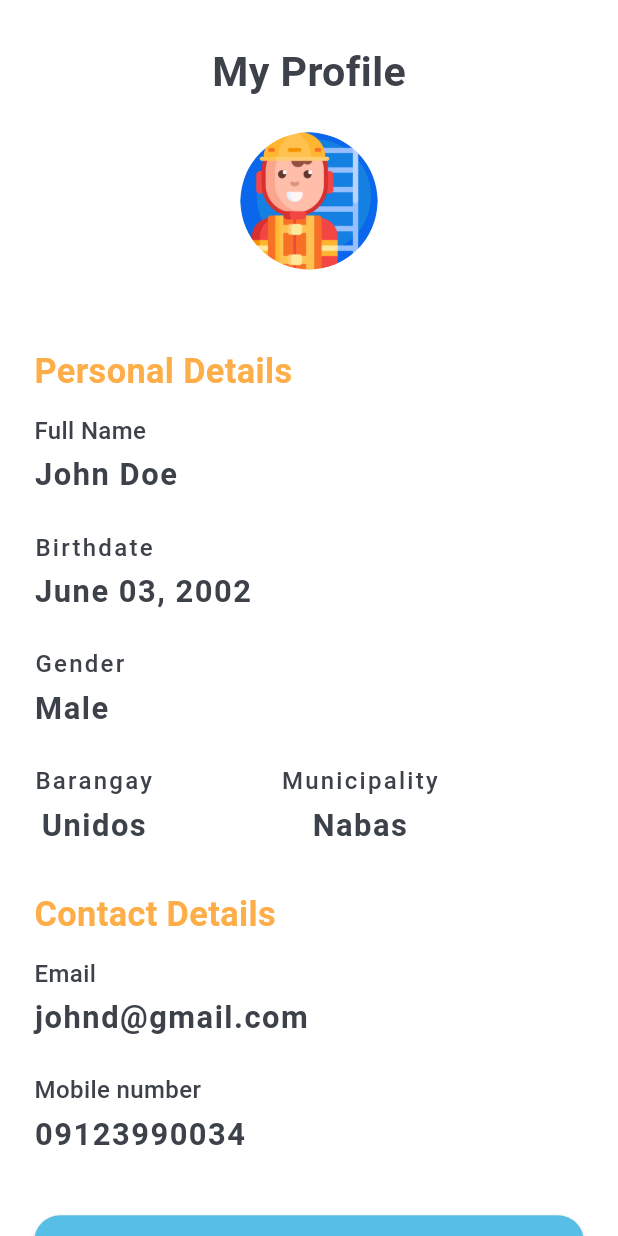
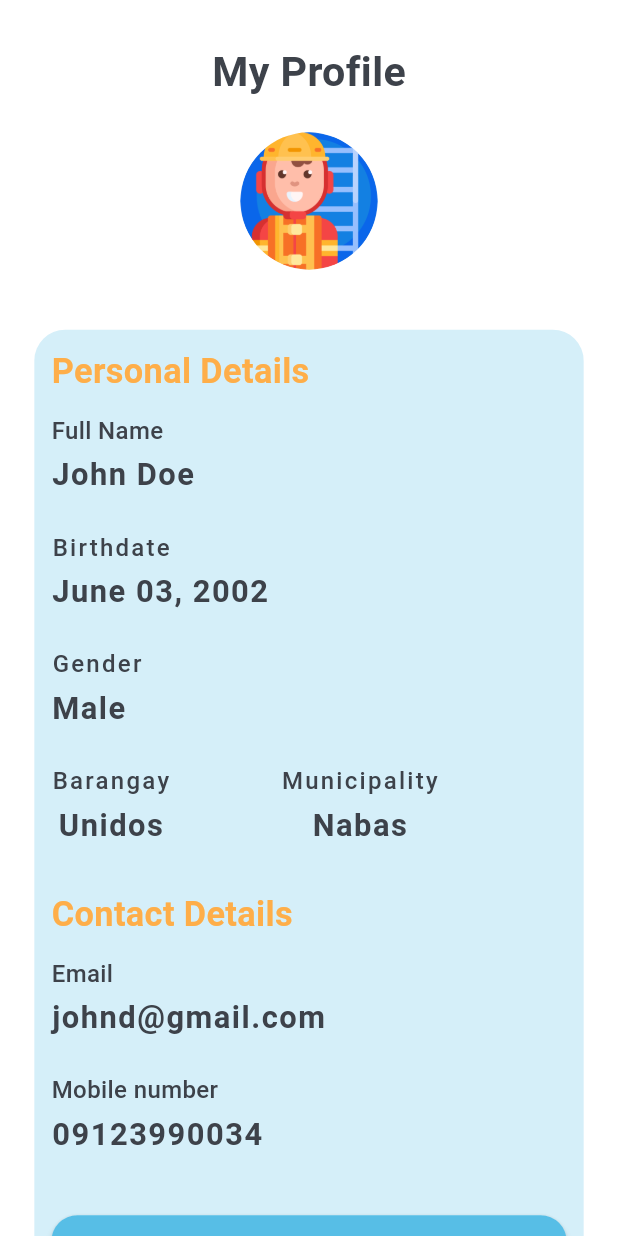
Before and after one commit to cent-ivan/CommuniHelp_App, a Flutter app: the ProfileView screen opened by its route, on a phone screen of 412 x 824 dp. Run offline on Flutter 3.47's test engine with Material 3 defaults, Android fonts, the phone set to English and light mode, and no system bars; our stand-ins replace flutter_screenutil.

Commit message:
added blue container

```diff
--- a/lib/Views/Bottom_App_Bar_Pages/Profile_Page/profile_view.dart
+++ b/lib/Views/Bottom_App_Bar_Pages/Profile_Page/profile_view.dart
@@ -52,11 +52,17 @@ class _ProfileViewState extends State<ProfileView> {
 
                 Divider(
                   color: Theme.of(context).colorScheme.surface,
-                  height: 45.r,
+                  height: 35.r,
                 ),
 
                 //Personal Details
-                Consumer<ProfileViewModel>(builder: (context, viewModel, child) => Column(
+                Container(
+                  padding: EdgeInsets.all(10.r),
+                   decoration: BoxDecoration(
+                    color:  const Color(0x4057BEE6),
+                    borderRadius: BorderRadius.all(Radius.circular(18.r))
+                   ),
+                  child: Consumer<ProfileViewModel>(builder: (context, viewModel, child) => Column(
                       crossAxisAlignment: CrossAxisAlignment.start,
                       children: [
                         Text(
@@ -135,6 +141,7 @@ class _ProfileViewState extends State<ProfileView> {
 
                         SizedBox(height: spaceBetweenLabel,),
 
+                        //Gender display
                         Text(
                           viewModel.profile.gender!,
                           style: TextStyle(
@@ -296,6 +303,7 @@ class _ProfileViewState extends State<ProfileView> {
                       ],
                     )
                   ),
+                ),
 
               ],
             ),
```
Lines whose indentation alone changed are shown as unchanged.
